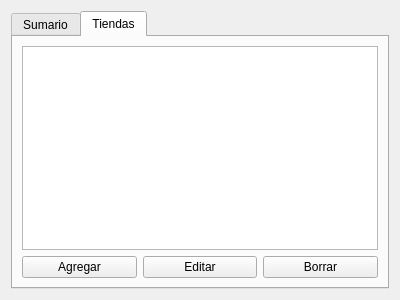
This is ui/management.ui in Matiti061/TecnoPC as Qt 5 draws it before an edit. The edited form follows.
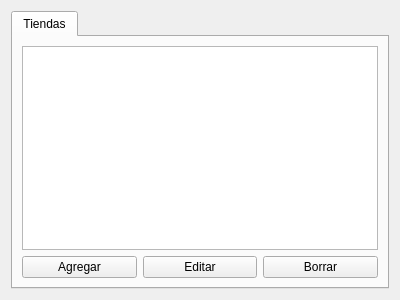
This is the edited form.

Diff of the .ui file:
```diff
--- a/ui/management.ui
+++ b/ui/management.ui
@@ -19,11 +19,6 @@
      <property name="currentIndex">
       <number>1</number>
      </property>
-     <widget class="QWidget" name="summary_tab">
-      <attribute name="title">
-       <string>Sumario</string>
-      </attribute>
-     </widget>
      <widget class="QWidget" name="stores_tab">
       <attribute name="title">
        <string>Tiendas</string>
```
Left out of the diff: 2 changed lines with no effect on the pictures.
